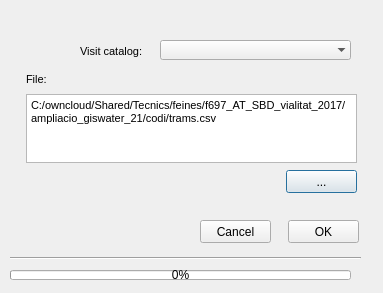
First picture: the form in ui/ud_om_add_visit_file.ui, repository Giswater/giswater_qgis_plugin, before the edit.
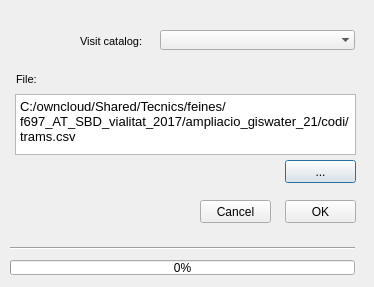
Second picture: the form after the edit.

Commit message:
#257 Insert into table done
TODO:
Get csv file from previous execution
Select only .csv files
Execute function

What changed in the file:
```diff
--- a/ui/ud_om_add_visit_file.ui
+++ b/ui/ud_om_add_visit_file.ui
@@ -6,8 +6,8 @@
    <rect>
     <x>0</x>
     <y>0</y>
-    <width>383</width>
-    <height>293</height>
+    <width>374</width>
+    <height>287</height>
    </rect>
   </property>
   <property name="windowTitle">
@@ -17,7 +17,7 @@
    <property name="geometry">
     <rect>
      <x>80</x>
-     <y>40</y>
+     <y>30</y>
      <width>71</width>
      <height>22</height>
     </rect>
@@ -54,8 +54,8 @@
    <property name="geometry">
     <rect>
      <x>160</x>
-     <y>40</y>
-     <width>191</width>
+     <y>30</y>
+     <width>195</width>
      <height>20</height>
     </rect>
    </property>
@@ -72,25 +72,25 @@
   <widget class="QTextEdit" name="txt_file_inp">
    <property name="geometry">
     <rect>
-     <x>26</x>
+     <x>15</x>
      <y>94</y>
-     <width>331</width>
-     <height>69</height>
+     <width>341</width>
+     <height>61</height>
     </rect>
    </property>
    <property name="html">
     <string>&lt;!DOCTYPE HTML PUBLIC &quot;-//W3C//DTD HTML 4.0//EN&quot; &quot;http://www.w3.org/TR/REC-html40/strict.dtd&quot;&gt;
 &lt;html&gt;&lt;head&gt;&lt;meta name=&quot;qrichtext&quot; content=&quot;1&quot; /&gt;&lt;style type=&quot;text/css&quot;&gt;
 p, li { white-space: pre-wrap; }
-&lt;/style&gt;&lt;/head&gt;&lt;body style=&quot; font-family:'MS Shell Dlg 2'; font-size:8.25pt; font-weight:400; font-style:normal;&quot;&gt;
-&lt;p style=&quot; margin-top:0px; margin-bottom:0px; margin-left:0px; margin-right:0px; -qt-block-indent:0; text-indent:0px;&quot;&gt;&lt;span style=&quot; font-size:8pt;&quot;&gt;C:/owncloud/Shared/Tecnics/feines/f697_AT_SBD_vialitat_2017/ampliacio_giswater_21/codi/trams.csv&lt;/span&gt;&lt;/p&gt;&lt;/body&gt;&lt;/html&gt;</string>
+&lt;/style&gt;&lt;/head&gt;&lt;body style=&quot; font-family:'Ubuntu'; font-size:11pt; font-weight:400; font-style:normal;&quot;&gt;
+&lt;p style=&quot; margin-top:0px; margin-bottom:0px; margin-left:0px; margin-right:0px; -qt-block-indent:0; text-indent:0px;&quot;&gt;&lt;span style=&quot; font-size:10pt;&quot;&gt;C:/owncloud/Shared/Tecnics/feines/f697_AT_SBD_vialitat_2017/ampliacio_giswater_21/codi/trams.csv&lt;/span&gt;&lt;/p&gt;&lt;/body&gt;&lt;/html&gt;</string>
    </property>
   </widget>
   <widget class="QPushButton" name="btn_file_inp">
    <property name="geometry">
     <rect>
-     <x>286</x>
-     <y>170</y>
+     <x>285</x>
+     <y>160</y>
      <width>71</width>
      <height>23</height>
     </rect>
@@ -102,9 +102,9 @@
   <widget class="QLabel" name="label_checkfreq_2">
    <property name="geometry">
     <rect>
-     <x>26</x>
+     <x>16</x>
      <y>68</y>
-     <width>101</width>
+     <width>111</width>
      <height>22</height>
     </rect>
    </property>
@@ -139,8 +139,8 @@
   <widget class="QPushButton" name="btn_accept">
    <property name="geometry">
     <rect>
-     <x>288</x>
-     <y>220</y>
+     <x>285</x>
+     <y>200</y>
      <width>71</width>
      <height>23</height>
     </rect>
@@ -153,7 +153,7 @@
    <property name="geometry">
     <rect>
      <x>200</x>
-     <y>220</y>
+     <y>200</y>
      <width>71</width>
      <height>23</height>
     </rect>
@@ -166,9 +166,9 @@
    <property name="geometry">
     <rect>
      <x>10</x>
-     <y>270</y>
-     <width>341</width>
-     <height>10</height>
+     <y>260</y>
+     <width>345</width>
+     <height>15</height>
     </rect>
    </property>
    <property name="styleSheet">
@@ -182,8 +182,8 @@
    <property name="geometry">
     <rect>
      <x>10</x>
-     <y>250</y>
-     <width>351</width>
+     <y>240</y>
+     <width>345</width>
      <height>16</height>
     </rect>
    </property>
```
Left out of the diff: 4 changed lines with no effect on the pictures. The commit also changes 1 other file.
